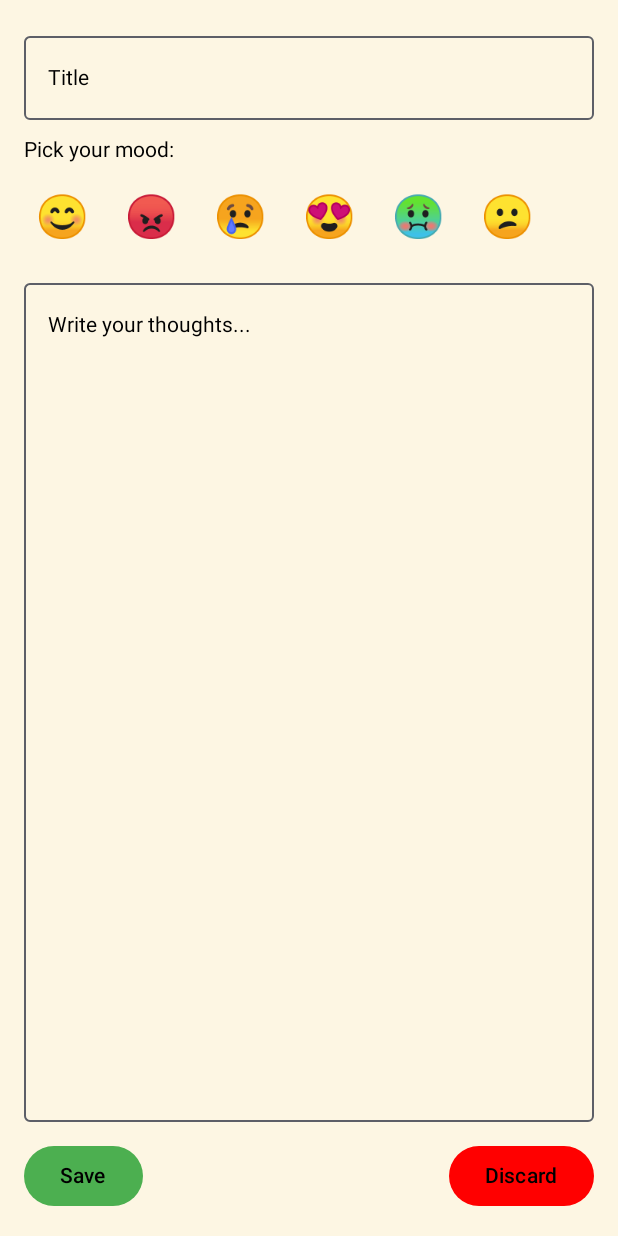
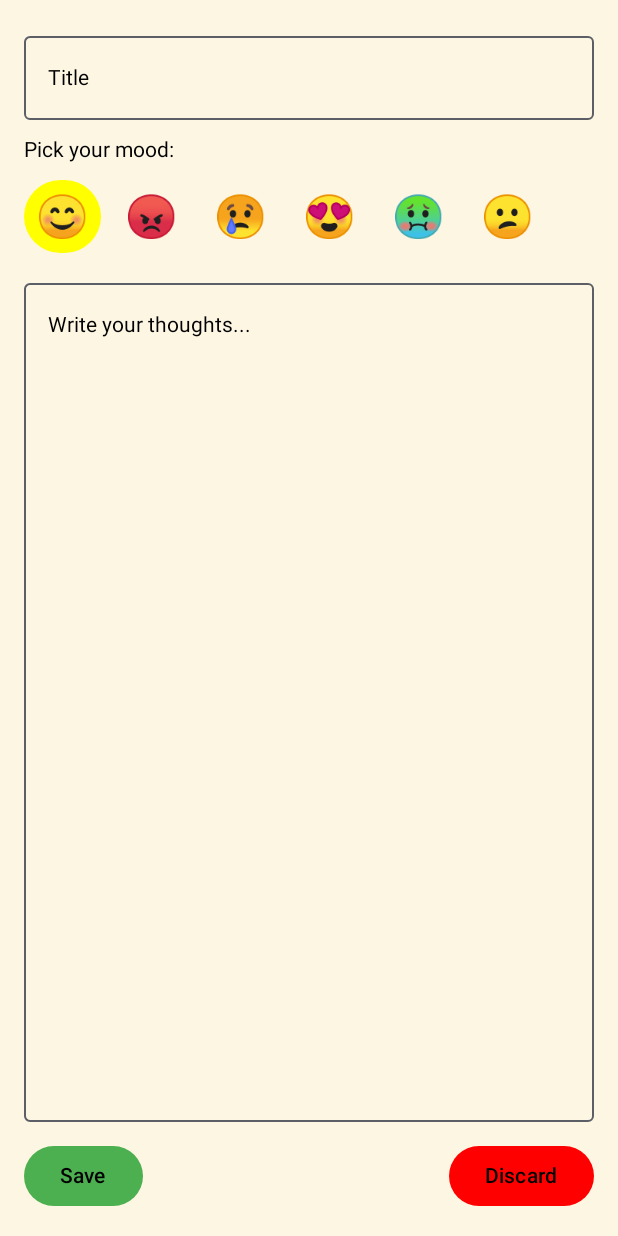
Before and after one commit to maina-smilo/studdy_buddy, an Android app built with Jetpack Compose: the JournalEntryScreen screen opened through its navigation route, after a tap on an icon or button, on a phone screen of 412 x 824 dp. Run offline under Robolectric (Android 15) with nearby library versions, the light colour scheme and no system bars; our stand-ins replace Firebase (no records; nobody signed in at launch, a user with empty details on screens opened directly).

Commit message:
fourth commit

```diff
--- a/app/src/main/java/com/example/studdybuddy/navigation/AppNavHost.kt
+++ b/app/src/main/java/com/example/studdybuddy/navigation/AppNavHost.kt
@@ -70,6 +70,15 @@ fun AppNavHost(navController: NavHostController= rememberNavController(), startD
         composable(ROUTE_PROFILE){ ProfileScreen(navController) }
         composable(ROUTE_PRESET_AVATARS){ PresetAvatarsScreen(navController) }
         composable(ROUTE_ONBOARDING){ OnboardingScreen(navController) }
+        composable("studyTimer/{topic}/{duration}", arguments = listOf(
+            navArgument("topic") { type = NavType.StringType },
+            navArgument("duration") { type = NavType.IntType }
+        )) { backStackEntry ->
+            val topic = backStackEntry.arguments?.getString("topic") ?: ""
+            val duration = backStackEntry.arguments?.getInt("duration") ?: 0
+            StudyTimerScreen(navController, topic, duration)
+        }
+
 
 
 
--- a/app/src/main/java/com/example/studdybuddy/ui/theme/screens/jornal/journalEntry.kt
+++ b/app/src/main/java/com/example/studdybuddy/ui/theme/screens/jornal/journalEntry.kt
@@ -45,7 +45,7 @@ fun JournalEntryScreen(
     val context = LocalContext.current
     var title by remember { mutableStateOf("") }
     var content by remember { mutableStateOf("") }
-    var passedmood by remember { mutableStateOf("") }
+    var passedmood by remember { mutableStateOf(mood) }
 
 
     // Mood list (you can expand this)
@@ -62,6 +62,15 @@ fun JournalEntryScreen(
             }
         }
     }
+    LaunchedEffect(mood, customMoodName) {
+        if (entryId.isEmpty()) { // only for NEW entries
+            passedmood = mood
+            if (!customMoodName.isNullOrEmpty()) {
+                title = customMoodName // optional: set custom mood as title
+            }
+        }
+    }
+
 
     Box(
         modifier = Modifier
@@ -99,7 +108,7 @@ fun JournalEntryScreen(
                         fontSize = 28.sp,
                         modifier = Modifier
                             .clip(CircleShape)
-                            .background(if (mood == emoji) Color.Yellow else Color.Transparent)
+                            .background(if (passedmood == emoji) Color.Yellow else Color.Transparent)
                             .clickable { passedmood = emoji }
                             .padding(8.dp)
                     )
--- a/app/src/main/java/com/example/studdybuddy/ui/theme/screens/studytimer/studyTimer.kt
+++ b/app/src/main/java/com/example/studdybuddy/ui/theme/screens/studytimer/studyTimer.kt
@@ -30,10 +30,12 @@ import com.airbnb.lottie.compose.rememberLottieComposition
 import com.example.studdybuddy.R
 
 @Composable
-fun StudyTimerScreen(navController: NavController, durationMinutes: Int = 0) {
+fun StudyTimerScreen(navController: NavController,
+                     topicArg: String = "",
+                     durationMinutes: Int = 0) {
+    var topic by remember { mutableStateOf(topicArg) }
     var ringtone: Ringtone? by remember { mutableStateOf(null) }
     var showConfetti by remember { mutableStateOf(false) }
-    var topic by remember { mutableStateOf("") }
     var customMinutesInput by remember { mutableStateOf("25") }
     var customBreakInput by remember { mutableStateOf("5") }
 
--- a/app/src/main/java/com/example/studdybuddy/ui/theme/screens/studytimer/timetableList.kt
+++ b/app/src/main/java/com/example/studdybuddy/ui/theme/screens/studytimer/timetableList.kt
@@ -88,10 +88,12 @@ fun TimetableListScreen(
 
                                 // Start Session Button
                                 Button(onClick = {
-                                    navController.navigate(ROUTE_STUDY_TIMER)
+                                    val durationMinutes = calculateDurationInMinutes(entry.startTime, entry.endTime)
+                                    navController.navigate("studyTimer/${entry.title}/$durationMinutes")
                                 }) {
                                     Text("Start Session")
                                 }
+
 
                                 Spacer(modifier = Modifier.width(8.dp))
 
```
